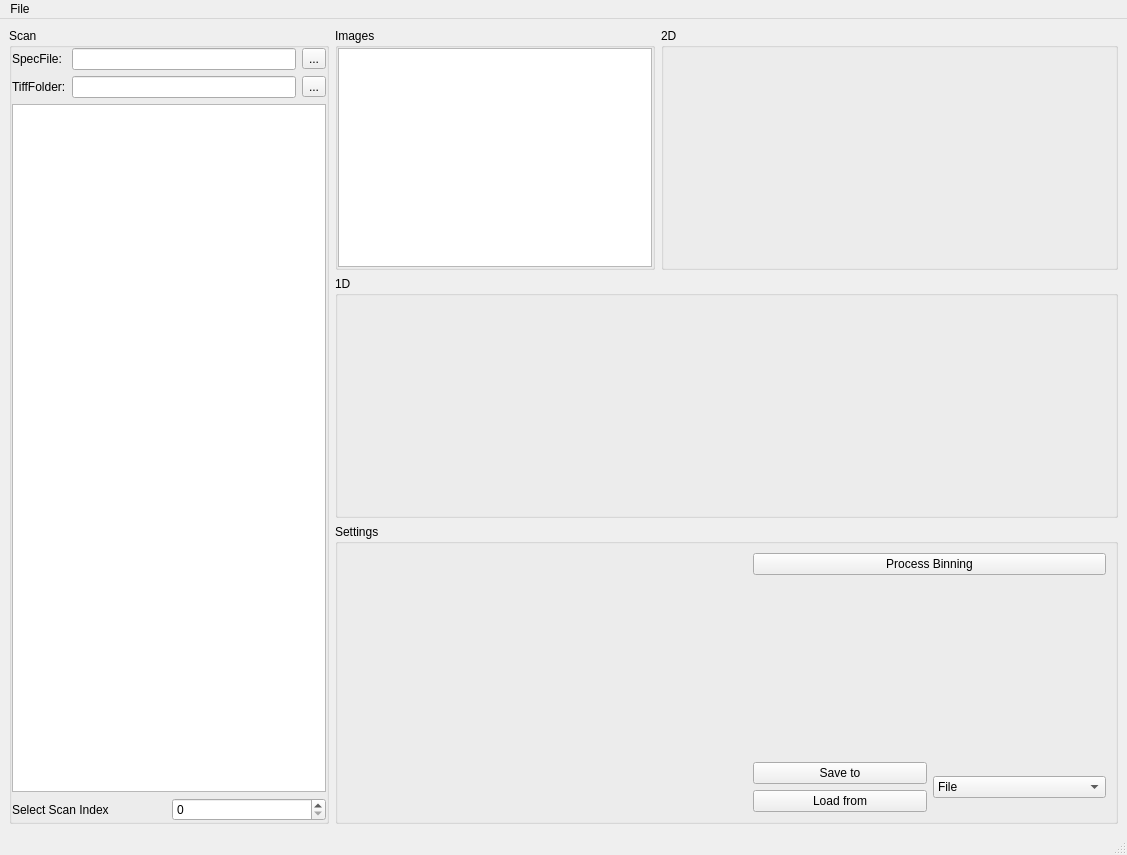
The window that src/rixsviewer/rixsviewer.ui (AdvancedPhotonSource/rixsviewer) describes before a commit, drawn with Qt 5.
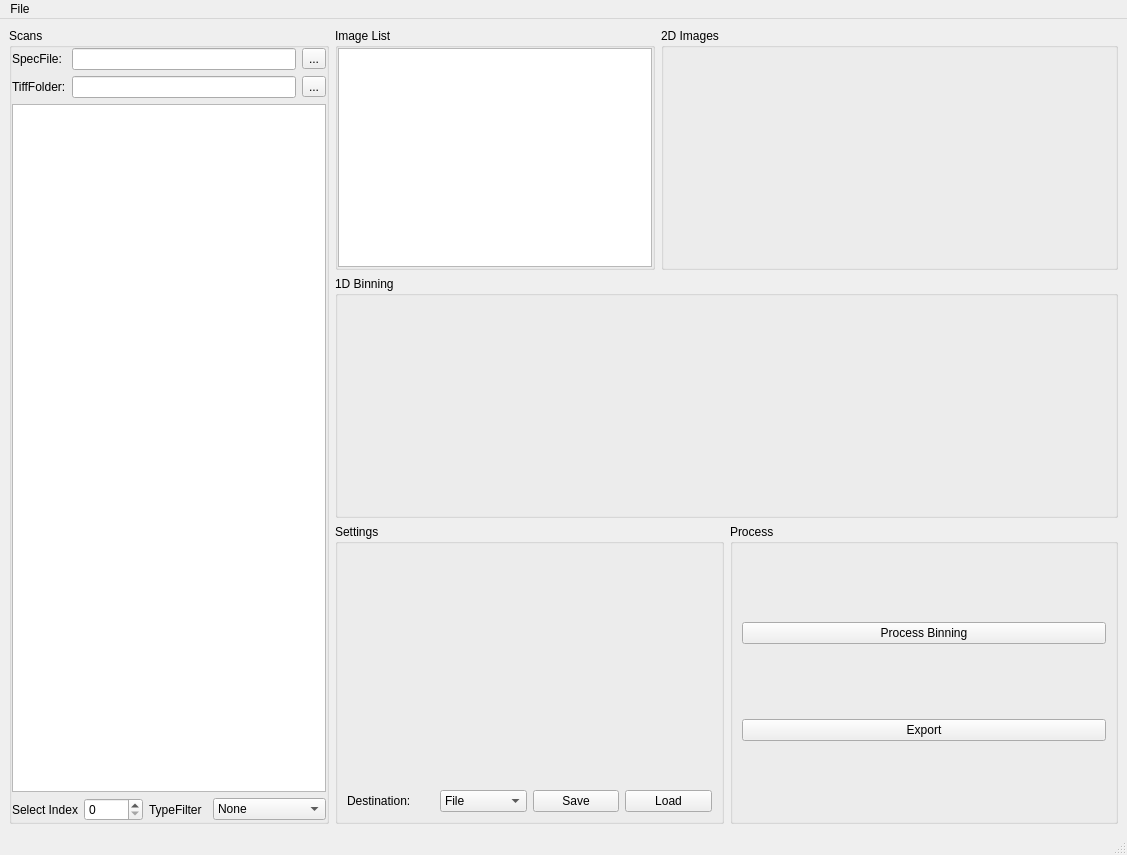
The same window after the commit. Custom widgets are drawn as their Qt base class.

Diff of the .ui file:
```diff
--- a/src/rixsviewer/rixsviewer.ui
+++ b/src/rixsviewer/rixsviewer.ui
@@ -14,7 +14,7 @@
    <string>RIXSviewer</string>
   </property>
   <widget class="QWidget" name="centralwidget">
-   <layout class="QGridLayout" name="gridLayout_7">
+   <layout class="QGridLayout" name="gridLayout_9">
     <item row="0" column="0" rowspan="3">
      <widget class="QGroupBox" name="groupBox">
       <property name="sizePolicy">
@@ -30,7 +30,7 @@
        </size>
       </property>
       <property name="title">
-       <string>Scan</string>
+       <string>Scans</string>
       </property>
       <layout class="QGridLayout" name="gridLayout_6">
        <property name="leftMargin">
@@ -45,7 +45,46 @@
        <property name="bottomMargin">
         <number>0</number>
        </property>
-       <item row="0" column="0" colspan="2">
+       <item row="2" column="0">
+        <widget class="QLabel" name="label_2">
+         <property name="text">
+          <string>Select Index</string>
+         </property>
+        </widget>
+       </item>
+       <item row="2" column="2">
+        <widget class="QLabel" name="label_5">
+         <property name="text">
+          <string>TypeFilter</string>
+         </property>
+        </widget>
+       </item>
+       <item row="2" column="1">
+        <widget class="QSpinBox" name="spinBox"/>
+       </item>
+       <item row="2" column="3">
+        <widget class="QComboBox" name="comboBox_2">
+         <item>
+          <property name="text">
+           <string>None</string>
+          </property>
+         </item>
+         <item>
+          <property name="text">
+           <string>SpectrumScan</string>
+          </property>
+         </item>
+         <item>
+          <property name="text">
+           <string>SnapshopScan</string>
+          </property>
+         </item>
+        </widget>
+       </item>
+       <item row="1" column="0" colspan="4">
+        <widget class="QTableView" name="tableView_scan"/>
+       </item>
+       <item row="0" column="0" colspan="4">
         <layout class="QGridLayout" name="gridLayout">
          <item row="0" column="0">
           <widget class="QLabel" name="label">
@@ -109,56 +148,6 @@
          </item>
         </layout>
        </item>
-       <item row="1" column="0" colspan="2">
-        <widget class="QTableView" name="tableView_scan"/>
-       </item>
-       <item row="2" column="0">
-        <widget class="QLabel" name="label_2">
-         <property name="text">
-          <string>Select Scan Index</string>
-         </property>
-        </widget>
-       </item>
-       <item row="2" column="1">
-        <widget class="QSpinBox" name="spinBox"/>
-       </item>
-      </layout>
-     </widget>
-    </item>
-    <item row="1" column="1">
-     <widget class="QGroupBox" name="groupBox_5">
-      <property name="sizePolicy">
-       <sizepolicy hsizetype="Preferred" vsizetype="Preferred">
-        <horstretch>0</horstretch>
-        <verstretch>2</verstretch>
-       </sizepolicy>
-      </property>
-      <property name="title">
-       <string>1D</string>
-      </property>
-      <layout class="QGridLayout" name="gridLayout_4">
-       <property name="leftMargin">
-        <number>0</number>
-       </property>
-       <property name="topMargin">
-        <number>0</number>
-       </property>
-       <property name="rightMargin">
-        <number>0</number>
-       </property>
-       <property name="bottomMargin">
-        <number>0</number>
-       </property>
-       <item row="0" column="0">
-        <widget class="GraphicsLayoutWidget" name="widget_binhdl" native="true">
-         <property name="sizePolicy">
-          <sizepolicy hsizetype="Preferred" vsizetype="Preferred">
-           <horstretch>0</horstretch>
-           <verstretch>3</verstretch>
-          </sizepolicy>
-         </property>
-        </widget>
-       </item>
       </layout>
      </widget>
     </item>
@@ -179,7 +168,7 @@
          </size>
         </property>
         <property name="title">
-         <string>Images</string>
+         <string>Image List</string>
         </property>
         <layout class="QGridLayout" name="gridLayout_2">
          <property name="leftMargin">
@@ -209,7 +198,7 @@
          </sizepolicy>
         </property>
         <property name="title">
-         <string>2D</string>
+         <string>2D Images</string>
         </property>
         <layout class="QGridLayout" name="gridLayout_3">
          <property name="leftMargin">
@@ -239,7 +228,46 @@
       </item>
      </layout>
     </item>
+    <item row="1" column="1">
+     <widget class="QGroupBox" name="groupBox_5">
+      <property name="sizePolicy">
+       <sizepolicy hsizetype="Preferred" vsizetype="Preferred">
+        <horstretch>0</horstretch>
+        <verstretch>2</verstretch>
+       </sizepolicy>
+      </property>
+      <property name="title">
+       <string>1D Binning</string>
+      </property>
+      <layout class="QGridLayout" name="gridLayout_4">
+       <property name="leftMargin">
+        <number>0</number>
+       </property>
+       <property name="topMargin">
+        <number>0</number>
+       </property>
+       <property name="rightMargin">
+        <number>0</number>
+       </property>
+       <property name="bottomMargin">
+        <number>0</number>
+       </property>
+       <item row="0" column="0">
+        <widget class="GraphicsLayoutWidget" name="widget_binhdl" native="true">
+         <property name="sizePolicy">
+          <sizepolicy hsizetype="Preferred" vsizetype="Preferred">
+           <horstretch>0</horstretch>
+           <verstretch>3</verstretch>
+          </sizepolicy>
+         </property>
+        </widget>
+       </item>
+      </layout>
+     </widget>
+    </item>
     <item row="2" column="1">
+     <layout class="QHBoxLayout" name="horizontalLayout_2">
+      <item>
      <widget class="QGroupBox" name="groupBox_4">
       <property name="sizePolicy">
        <sizepolicy hsizetype="Preferred" vsizetype="Preferred">
@@ -256,22 +284,10 @@
       <property name="title">
        <string>Settings</string>
       </property>
+        <layout class="QGridLayout" name="gridLayout_8">
+         <item row="0" column="0" rowspan="2">
       <layout class="QGridLayout" name="gridLayout_5">
-       <item row="3" column="1">
-        <widget class="QPushButton" name="pushButton_3">
-         <property name="text">
-          <string>Load from</string>
-         </property>
-        </widget>
-       </item>
-       <item row="2" column="1">
-        <widget class="QPushButton" name="pushButton_4">
-         <property name="text">
-          <string>Save to</string>
-         </property>
-        </widget>
-       </item>
-       <item row="0" column="0" rowspan="4">
+           <item row="0" column="0" colspan="4">
         <widget class="ParameterTree" name="widget_ptree" native="true">
          <property name="sizePolicy">
           <sizepolicy hsizetype="Preferred" vsizetype="Preferred">
@@ -281,13 +297,20 @@
          </property>
          <property name="minimumSize">
           <size>
-           <width>400</width>
-           <height>300</height>
+               <width>100</width>
+               <height>200</height>
           </size>
          </property>
         </widget>
        </item>
-       <item row="2" column="2" rowspan="2">
+           <item row="1" column="0">
+            <widget class="QLabel" name="label_4">
+             <property name="text">
+              <string>Destination:</string>
+             </property>
+            </widget>
+           </item>
+           <item row="1" column="1">
         <widget class="QComboBox" name="comboBox">
          <item>
           <property name="text">
@@ -301,15 +324,49 @@
          </item>
         </widget>
        </item>
-       <item row="0" column="1" colspan="2">
+           <item row="1" column="2">
+            <widget class="QPushButton" name="pushButton_4">
+             <property name="text">
+              <string>Save</string>
+             </property>
+            </widget>
+           </item>
+           <item row="1" column="3">
+            <widget class="QPushButton" name="pushButton_3">
+             <property name="text">
+              <string>Load</string>
+             </property>
+            </widget>
+           </item>
+          </layout>
+         </item>
+        </layout>
+       </widget>
+      </item>
+      <item>
+       <widget class="QGroupBox" name="groupBox_6">
+        <property name="title">
+         <string>Process</string>
+        </property>
+        <layout class="QGridLayout" name="gridLayout_7">
+         <item row="0" column="0">
         <widget class="QPushButton" name="pushButton_process">
          <property name="text">
           <string>Process Binning</string>
          </property>
         </widget>
        </item>
-      </layout>
-     </widget>
+         <item row="1" column="0">
+          <widget class="QPushButton" name="pushButton">
+           <property name="text">
+            <string>Export</string>
+           </property>
+          </widget>
+         </item>
+        </layout>
+       </widget>
+      </item>
+     </layout>
     </item>
    </layout>
   </widget>
```
Lines whose indentation alone changed are shown as unchanged.
